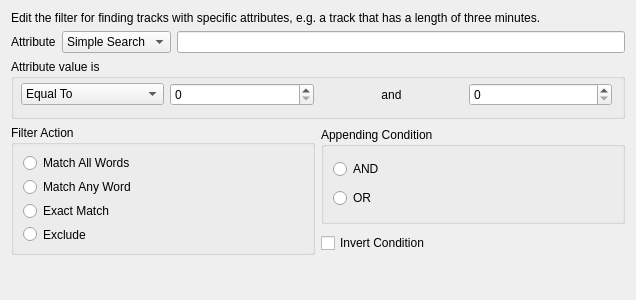
Qt form src/dialogs/EditFilterDialog.ui (netrunner-debian-kde-extras/amarok) before a commit.
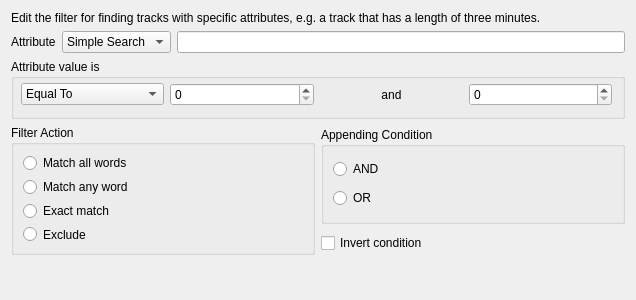
The same form after that commit. Custom widgets are drawn as their Qt base class.

```diff
--- a/src/dialogs/EditFilterDialog.ui
+++ b/src/dialogs/EditFilterDialog.ui
@@ -260,7 +260,7 @@
          <string>Check this box to look for the tracks that contain all the words you typed in the related Simple Search edit box</string>
         </property>
         <property name="text">
-         <string>Match All Words</string>
+         <string>Match all words</string>
         </property>
        </widget>
       </item>
@@ -270,7 +270,7 @@
          <string>Check this box to look for the tracks that contain at least one of the words you typed in the related Simple Search edit box</string>
         </property>
         <property name="text">
-         <string>Match Any Word</string>
+         <string>Match any word</string>
         </property>
        </widget>
       </item>
@@ -280,7 +280,7 @@
          <string>Check this box to look for all the tracks that contain exactly the words you typed in the related Simple Search edit box</string>
         </property>
         <property name="text">
-         <string>Exact Match</string>
+         <string>Exact match</string>
         </property>
        </widget>
       </item>
@@ -347,7 +347,7 @@
       <string>&lt;p&gt;If this option is checked the defined filter condition will be negated. This means that, for example, you can define a filter that looks for all tracks that are not of a specific album, artist, and so on.&lt;/p&gt;</string>
      </property>
      <property name="text">
-      <string>Invert Condition</string>
+      <string>Invert condition</string>
      </property>
     </widget>
    </item>
```
